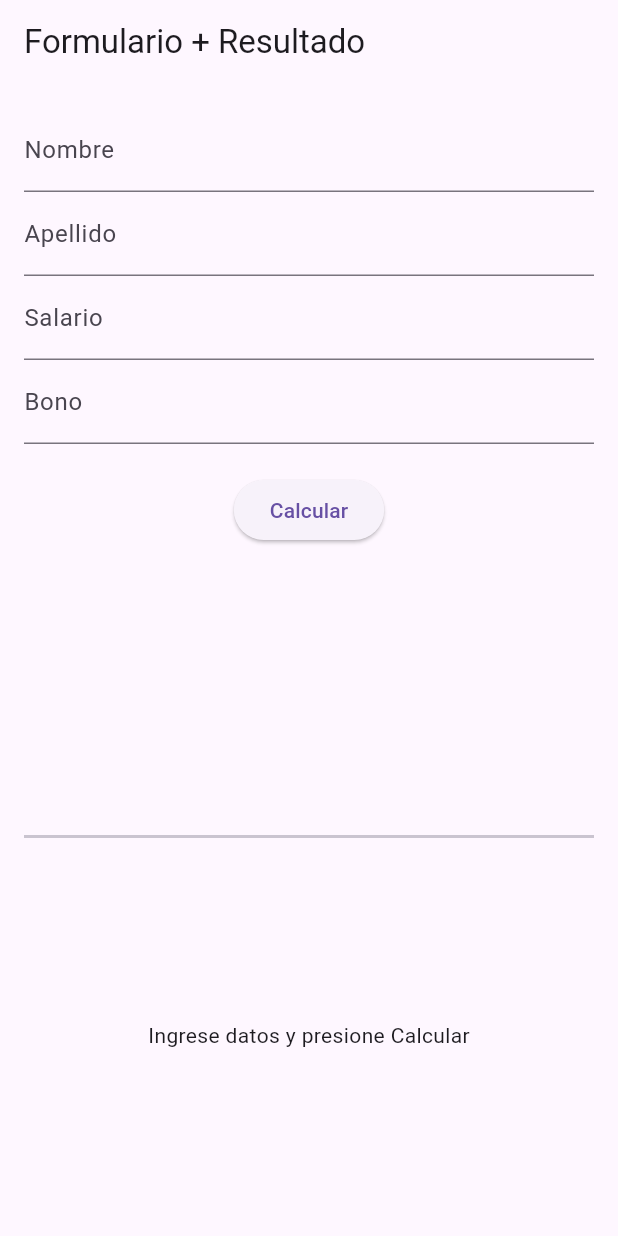
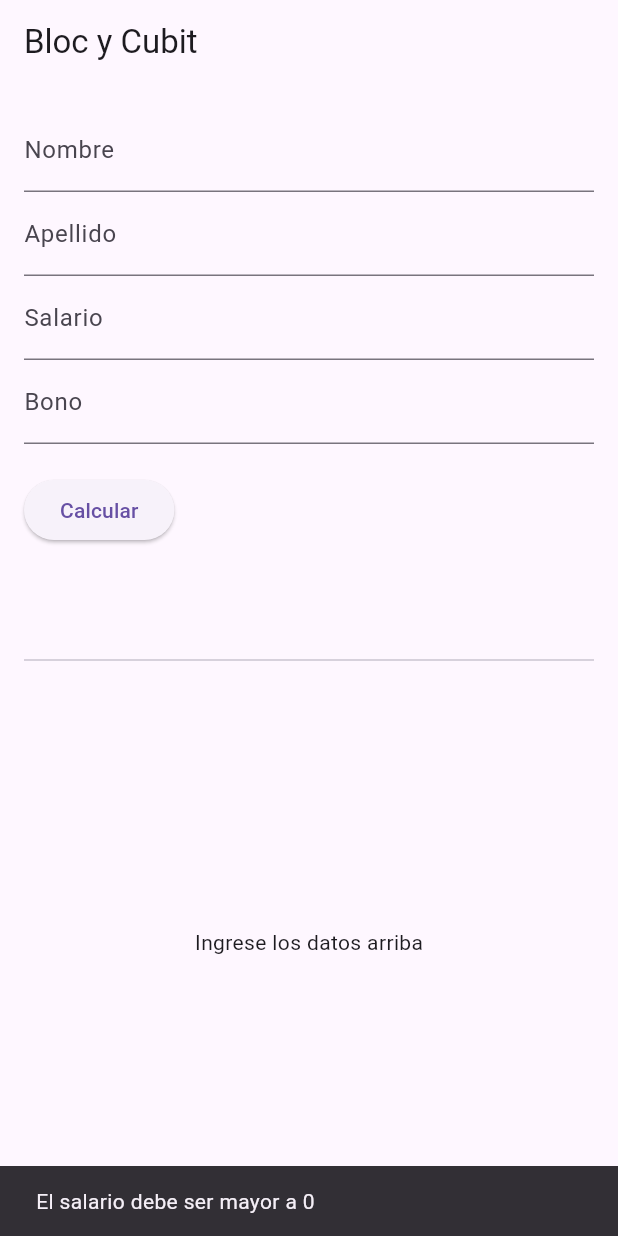
Before and after one commit to Juanrhec904/cubit, a Flutter app: the screen it shows after launch, after a tap on "Calcular", on a phone screen of 412 x 824 dp. Run offline on Flutter 3.47's test engine with Material 3 defaults, Android fonts, the phone set to English and light mode, and no system bars; our stand-ins replace bloc, equatable, flutter_bloc.

Commit message:
cambios finales
La app ya cuenta con el manejo completo del bloc y del cubit

```diff
--- a/form/lib/Presentation/form_view.dart
+++ b/form/lib/Presentation/form_view.dart
@@ -26,68 +26,112 @@ class _FormViewState extends State<FormView> {
     super.dispose();
   }
 
+  // 👉 Widget del formulario
+  Widget _formularioWidget() {
+    return Column(
+      crossAxisAlignment: CrossAxisAlignment.start,
+      children: [
+        TextField(
+          controller: _nombreController,
+          decoration: const InputDecoration(labelText: "Nombre"),
+        ),
+        TextField(
+          controller: _apellidoController,
+          decoration: const InputDecoration(labelText: "Apellido"),
+        ),
+        TextField(
+          controller: _salarioController,
+          decoration: const InputDecoration(labelText: "Salario"),
+          keyboardType: TextInputType.number,
+        ),
+        TextField(
+          controller: _bonoController,
+          decoration: const InputDecoration(labelText: "Bono"),
+          keyboardType: TextInputType.number,
+        ),
+        const SizedBox(height: 20),
+        ElevatedButton(
+          onPressed: () {
+            final nombre = _nombreController.text;
+            final apellido = _apellidoController.text;
+            final salario = double.tryParse(_salarioController.text) ?? 0;
+            final bono = double.tryParse(_bonoController.text) ?? 0;
+
+            // 👉 dispara el evento al BLoC
+            context.read<FormularioBloc>().add(
+                  CalcularSalario(
+                    nombre: nombre,
+                    apellido: apellido,
+                    salario: salario,
+                    bono: bono,
+                  ),
+                );
+          },
+          child: const Text("Calcular"),
+        ),
+      ],
+    );
+  }
+
   @override
   Widget build(BuildContext context) {
     return Scaffold(
-      appBar: AppBar(title: const Text("Formulario + Resultado")),
+      appBar: AppBar(title: const Text("Bloc y Cubit")),
       body: Padding(
         padding: const EdgeInsets.all(16.0),
         child: Column(
           children: [
-            // 🔹 Parte superior: Formulario
+            // 👉 Parte superior: Formulario
             Expanded(
-              flex: 2,
+              flex: 1,
               child: BlocConsumer<FormularioBloc, FormularioState>(
                 listener: (context, state) {
                   if (state is FormularioFailure) {
-                    ScaffoldMessenger.of(context).showSnackBar(
-                      SnackBar(content: Text(state.error)),
-                    );
+                    ScaffoldMessenger.of(
+                      context,
+                    ).showSnackBar(SnackBar(content: Text(state.error)));
                   }
 
                   if (state is FormularioSuccess) {
-                    // 👉 Disparamos el cálculo del salario
+                    // cuando el formulario se llena con éxito → dispara el cálculo del salario
                     context.read<SalarioCubit>().cargarSalario(state.usuario);
                   }
                 },
                 builder: (context, state) {
+                  if (state is FormularioLoading) {
+                    return const Center(child: CircularProgressIndicator());
+                  }
+
+                  // estado inicial o cuando hay error → mostramos formulario
                   return _formularioWidget();
                 },
               ),
             ),
 
-            const Divider(height: 30, thickness: 2),
+            const Divider(),
 
-            // 🔹 Parte inferior: Resultado
+            // 👉 Parte inferior: Resultado del salario
             Expanded(
               flex: 1,
               child: BlocBuilder<SalarioCubit, SalarioState>(
                 builder: (context, salarioState) {
                   if (salarioState is SalarioLoading) {
-                    return const Center(
-                      child: CircularProgressIndicator(),
-                    );
+                    return const Center(child: CircularProgressIndicator());
                   } else if (salarioState is SalarioSuccess) {
-                    return Center(
-                      child: Text(
-                        "${salarioState.usuario.nombre} ${salarioState.usuario.apellido} → Total: \$${salarioState.total.toStringAsFixed(2)}",
-                        style: const TextStyle(
-                          fontSize: 18,
-                          fontWeight: FontWeight.bold,
+                    return Column(
+                      mainAxisAlignment: MainAxisAlignment.center,
+                      children: [
+                        SalarioView(
+                          usuario: salarioState.usuario,
+                          total: salarioState.total,
                         ),
-                      ),
+                        const SizedBox(height: 20),
+                      ],
                     );
                   } else if (salarioState is SalarioFailure) {
-                    return Center(
-                      child: Text(
-                        "Error: ${salarioState.error}",
-                        style: const TextStyle(color: Colors.red),
-                      ),
-                    );
+                    return Center(child: Text(salarioState.error));
                   }
-                  return const Center(
-                    child: Text("Ingrese datos y presione Calcular"),
-                  );
+                  return const Center(child: Text("Ingrese los datos arriba"));
                 },
               ),
             ),
@@ -96,46 +140,4 @@ class _FormViewState extends State<FormView> {
       ),
     );
   }
-
-  Widget _formularioWidget() {
-    return SingleChildScrollView(
-      child: Column(
-        children: [
-          TextField(
-            controller: _nombreController,
-            decoration: const InputDecoration(labelText: "Nombre"),
-          ),
-          TextField(
-            controller: _apellidoController,
-            decoration: const InputDecoration(labelText: "Apellido"),
-          ),
-          TextField(
-            controller: _salarioController,
-            decoration: const InputDecoration(labelText: "Salario"),
-            keyboardType: TextInputType.number,
-          ),
-          TextField(
-            controller: _bonoController,
-            decoration: const InputDecoration(labelText: "Bono"),
-            keyboardType: TextInputType.number,
-          ),
-          const SizedBox(height: 20),
-          ElevatedButton(
-            onPressed: () {
-              context.read<FormularioBloc>().add(
-                    CalcularSalario(
-                      nombre: _nombreController.text,
-                      apellido: _apellidoController.text,
-                      salario:
-                          double.tryParse(_salarioController.text) ?? 0,
-                      bono: double.tryParse(_bonoController.text) ?? 0,
-                    ),
-                  );
-            },
-            child: const Text("Calcular"),
-          ),
-        ],
-      ),
-    );
-  }
 }
--- a/form/lib/bloc/Formulario_bloc.dart
+++ b/form/lib/bloc/Formulario_bloc.dart
@@ -1,25 +1,19 @@
 import 'package:bloc/bloc.dart';
 import 'package:equatable/equatable.dart';
-import 'package:form/bloc/formulario_bloc.dart';
 import 'package:form/modelo/modelo.dart';
-import 'package:meta/meta.dart';
 
 part 'formulario_event.dart';
 part 'formulario_state.dart';
 
 class FormularioBloc extends Bloc<FormularioEvent, FormularioState> {
   FormularioBloc() : super(FormularioInitial()) {
-    on<ResetFormulario>((event, emit) {
-      emit(FormularioInitial());
-    });
+    on<CalcularSalario>((event, emit) async {
+      emit(FormularioLoading());
+      await Future.delayed(const Duration(seconds: 1));
 
-    void _onCalcularSalario(
-      CalcularSalario event,
-      Emitter<FormularioState> emit,
-    ) {
-      try {
-        emit(FormularioLoading());
-
+      if (event.salario <= 0) {
+        emit(FormularioFailure("El salario debe ser mayor a 0"));
+      } else {
         final usuario = Usuario(
           nombre: event.nombre,
           apellido: event.apellido,
@@ -27,12 +21,16 @@ class FormularioBloc extends Bloc<FormularioEvent, FormularioState> {
           bono: event.bono,
         );
 
-        final total = usuario.salario + usuario.bono;
+        final total = event.salario + event.bono;
 
         emit(FormularioSuccess(usuario, total));
-      } catch (e) {
-        emit(FormularioFailure("Error al calcular salario: $e"));
       }
-    }
+    });
+
+    on<ResetFormulario>((event, emit) async {
+      emit(FormularioLoading());
+      await Future.delayed(const Duration(seconds: 1)); // ⏳ loading antes de resetear
+      emit(FormularioInitial());
+    });
   }
 }
--- a/form/lib/bloc/Formulario_state.dart
+++ b/form/lib/bloc/Formulario_state.dart
@@ -1,6 +1,4 @@
 part of 'formulario_bloc.dart';
-
-import 'package:form/modelo/modelo.dart';
 
 sealed class FormularioState extends Equatable {
   const FormularioState();
--- a/form/lib/cubit/salario_cubit.dart
+++ b/form/lib/cubit/salario_cubit.dart
@@ -6,19 +6,22 @@ import 'package:form/services/api.dart';
 part 'salario_state.dart';
 
 class SalarioCubit extends Cubit<SalarioState> {
-  final SalarioApi api;
+  final SalarioService api;
 
   SalarioCubit(this.api) : super(SalarioInitial());
 
    Future<void> cargarSalario(Usuario usuario) async {
    try {
     emit(SalarioLoading());
-      final total = await api.calcularSalario(usuario);
+    await Future.delayed(const Duration(seconds: 3));
+    final total = usuario.salario + usuario.bono;
+
     emit(SalarioSuccess(usuario, total));
   } catch (e) {
-      emit(SalarioFailure("Error obteniendo salario: $e"));
+    emit(SalarioFailure("Error calculando salario: $e"));
   }
 }
 
+
   void reset() => emit(SalarioInitial());
 }
--- a/form/lib/main.dart
+++ b/form/lib/main.dart
@@ -14,7 +14,7 @@ class MyApp extends StatelessWidget {
 
   @override
   Widget build(BuildContext context) {
-    final api = SalarioApi('https://jsonkeeper.com/b/6RMTG');
+    final api = SalarioService();
 
     return MultiBlocProvider(
       providers: [
--- a/form/lib/modelo/modelo.dart
+++ b/form/lib/modelo/modelo.dart
@@ -10,10 +10,13 @@ class Usuario {
     required this.salario,
     required this.bono,
   });
-  Map<String, dynamic> toJson() => {
-    'nombre': nombre,
-    'apellido': apellido,
-    'salario': salario,
-    'bono': bono,
-  };
+
+  factory Usuario.fromJson(Map<String, dynamic> json) {
+    return Usuario(
+      nombre: json["nombre"],
+      apellido: json["apellido"],
+      salario: json["salario"],
+      bono: json["bono"],
+    );
+  }
 }
--- a/form/lib/services/api.dart
+++ b/form/lib/services/api.dart
@@ -1,23 +1,19 @@
 import 'dart:convert';
 import 'package:http/http.dart' as http;
-import 'package:form/modelo/modelo.dart';
 
-class SalarioApi {
-  final String baseUrl;
-  SalarioApi(this.baseUrl);
+class SalarioService {
+  final String baseUrl = "https://jsonkeeper.com/b/IZW4A";
 
-  Future<double> calcularSalario(Usuario usuario) async {
-    final url = Uri.parse("$baseUrl/salario");
-
-    final response = await http.post(
-      url,
-      headers: {"Content-Type": "application/json"},
-      body: jsonEncode(usuario.toJson()),
-    );
+  Future<double> obtenerSalario() async {
+    final response = await http.get(Uri.parse(baseUrl));
 
     if (response.statusCode == 200) {
-      final data = jsonDecode(response.body);
-      return (data["total"] as num).toDouble();
+      final data = json.decode(response.body);
+
+      final saldo = (data["saldo"] as num).toDouble();
+      final bono = (data["bono"] as num).toDouble();
+
+      return saldo + bono;
     } else {
       throw Exception("Error en la API: ${response.statusCode}");
     }
```
Lines whose indentation alone changed are shown as unchanged.
